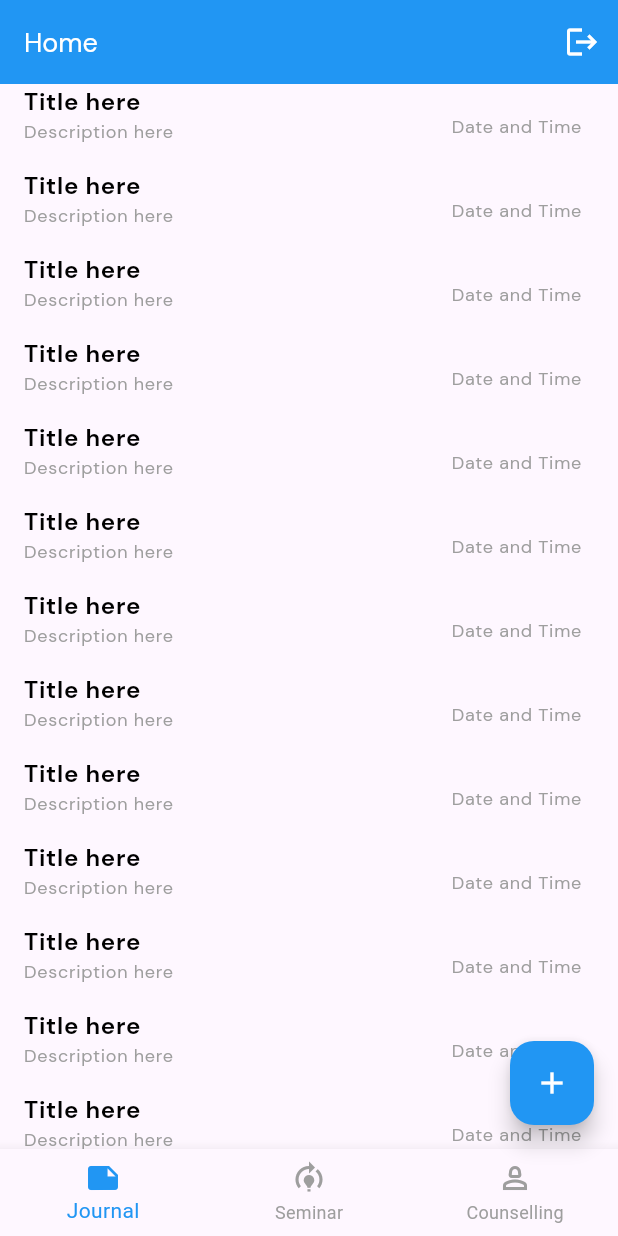
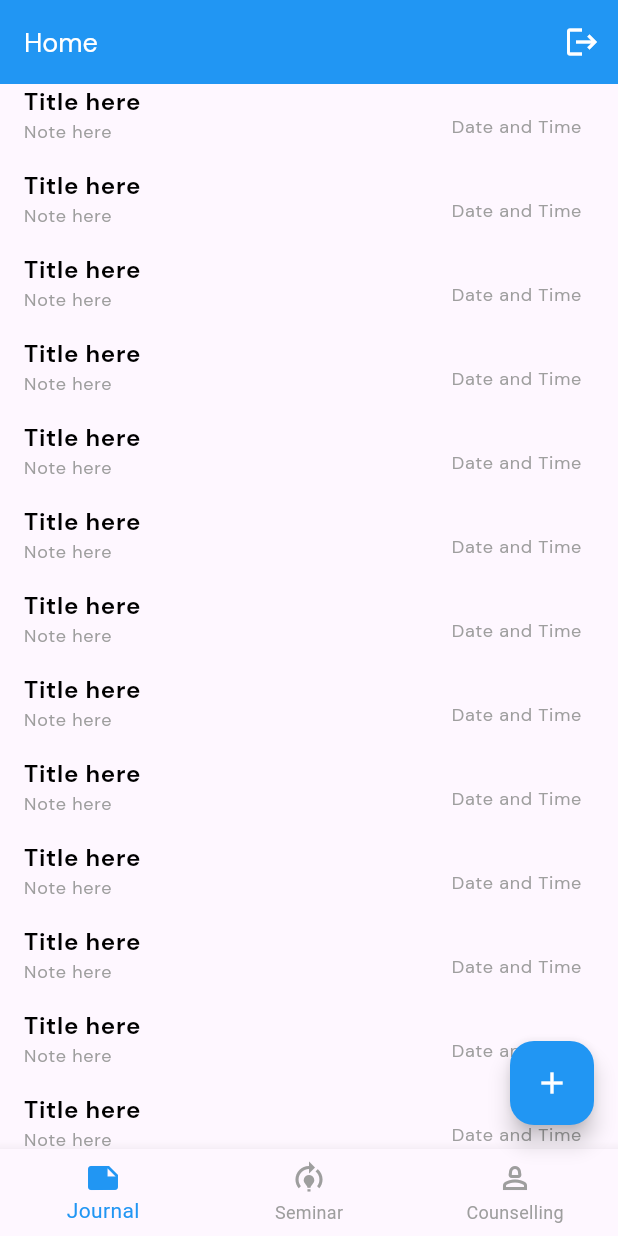
Before and after one commit to lansoyyy/mental_health_app, a Flutter app: the HomeScreen screen opened directly, on a phone screen of 412 x 824 dp. Run offline on Flutter 3.47's test engine with Material 3 defaults, Android fonts, the phone set to English and light mode, and no system bars; our stand-ins replace fluttertoast.

Commit message:
added journal tab ui

```diff
--- a/lib/screens/home_screen.dart
+++ b/lib/screens/home_screen.dart
@@ -103,7 +103,7 @@ class _HomeScreenState extends State<HomeScreen> {
                     controller: title,
                   ),
                   TextFieldWidget(
-                    label: 'Description',
+                    label: 'Note',
                     controller: description,
                   ),
                 ],
--- a/lib/screens/tabs/journal_tab.dart
+++ b/lib/screens/tabs/journal_tab.dart
@@ -18,7 +18,7 @@ class JournalTab extends StatelessWidget {
                 fontFamily: 'Bold',
               ),
               TextWidget(
-                text: 'Description here',
+                text: 'Note here',
                 fontSize: 12,
                 fontFamily: 'Regular',
                 color: Colors.grey,
```
